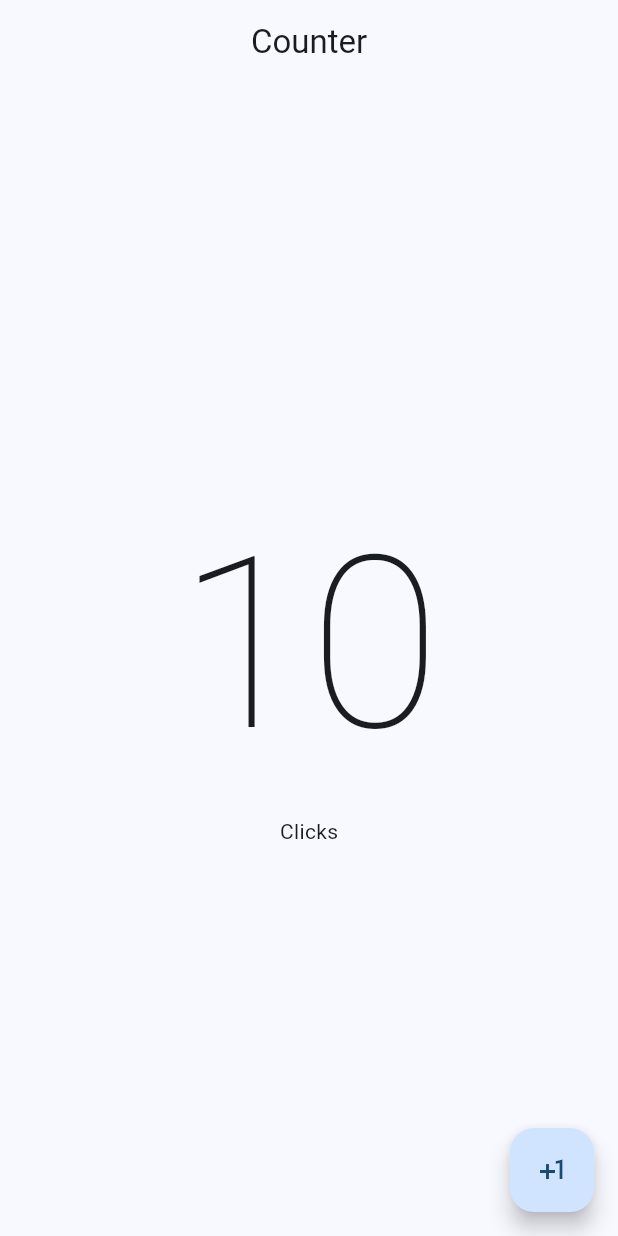
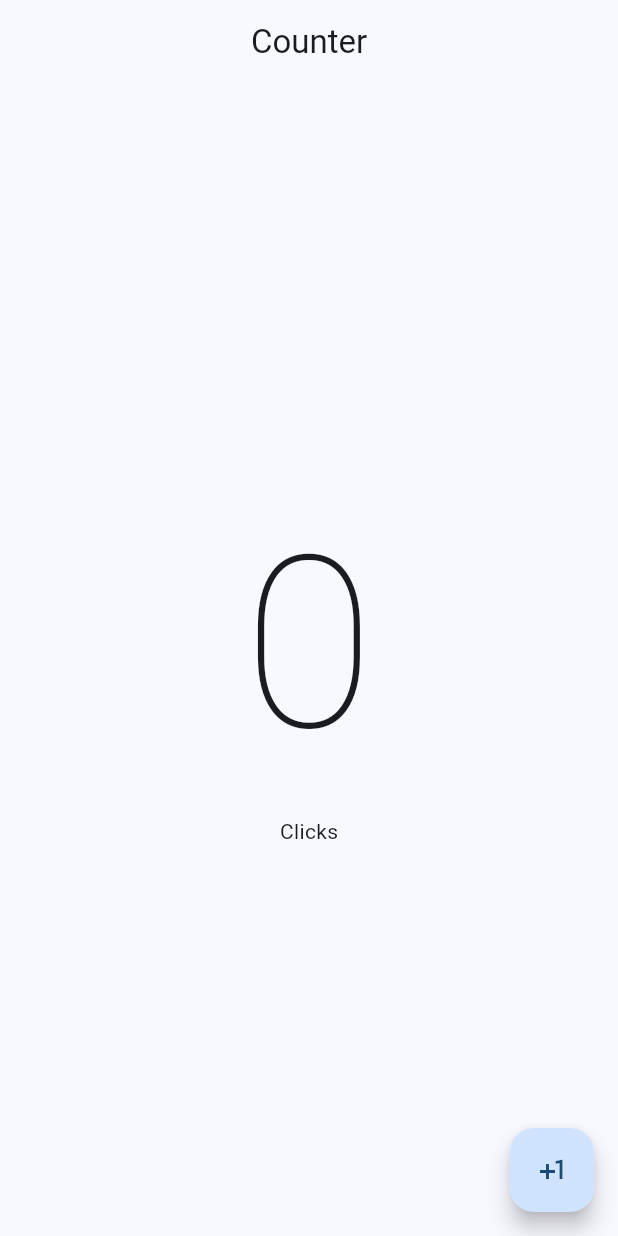
Before and after one commit to Davichobits/Flutter-counter-app, a Flutter app: the screen it shows after launch, on a phone screen of 412 x 824 dp. Run offline on Flutter 3.47's test engine with Material 3 defaults, Android fonts, the phone set to English and light mode, and no system bars.

```diff
--- a/lib/presentation/screens/counter_screen.dart
+++ b/lib/presentation/screens/counter_screen.dart
@@ -1,27 +1,39 @@
 import 'package:flutter/material.dart';
 import 'package:flutter/widgets.dart';
 
-class CounterScreen extends StatelessWidget {
+class CounterScreen extends StatefulWidget {
   const CounterScreen({super.key});
+
+  @override
+  State<CounterScreen> createState() => _CounterScreenState();
+}
+
+class _CounterScreenState extends State<CounterScreen> {
+  int clickCounter = 0;
 
   @override
   Widget build(BuildContext context) {
     return Scaffold(
         appBar: AppBar(title: const Center(child: Text('Counter'))),
-        body: const Center(
+        body: Center(
           child: Column(
             mainAxisAlignment: MainAxisAlignment.center,
             children: [
               Text(
-                '10',
-                style: TextStyle(fontSize: 160, fontWeight: FontWeight.w100),
+                '$clickCounter',
+                style:
+                    const TextStyle(fontSize: 160, fontWeight: FontWeight.w100),
               ),
-              Text('Clicks')
+              const Text('Clicks')
             ],
           ),
         ),
         floatingActionButton: FloatingActionButton(
-          onPressed: () {},
+          onPressed: () {
+            setState(() {
+              clickCounter++;
+            });
+          },
           child: const Icon(Icons.plus_one),
         ));
   }
```
